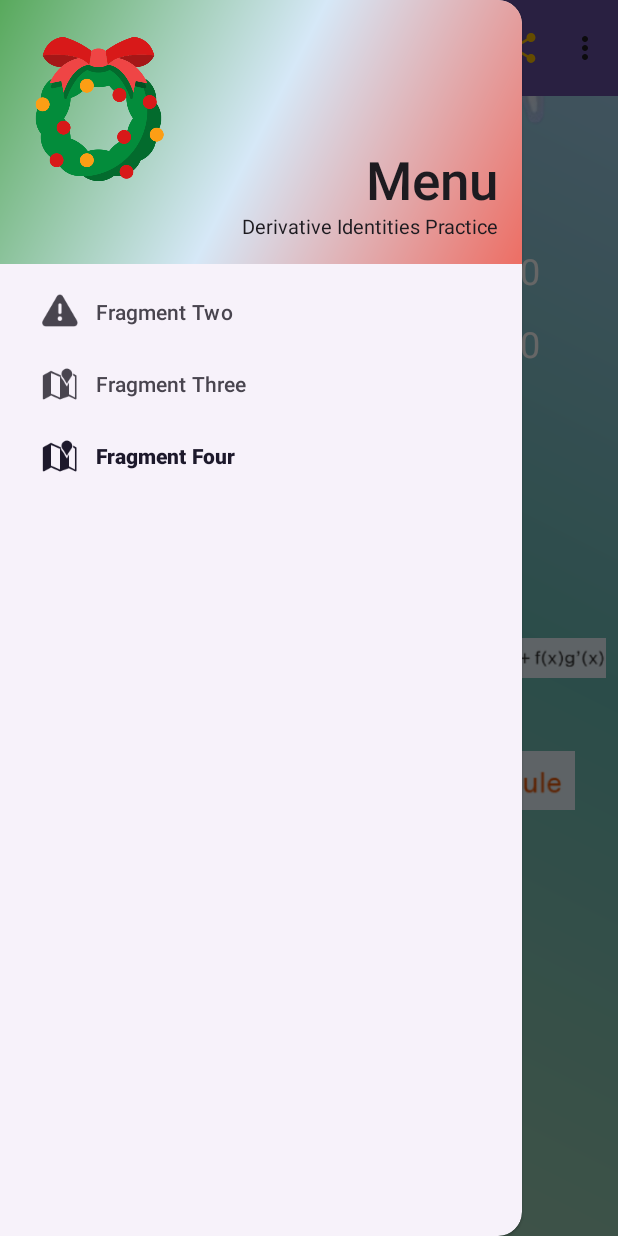
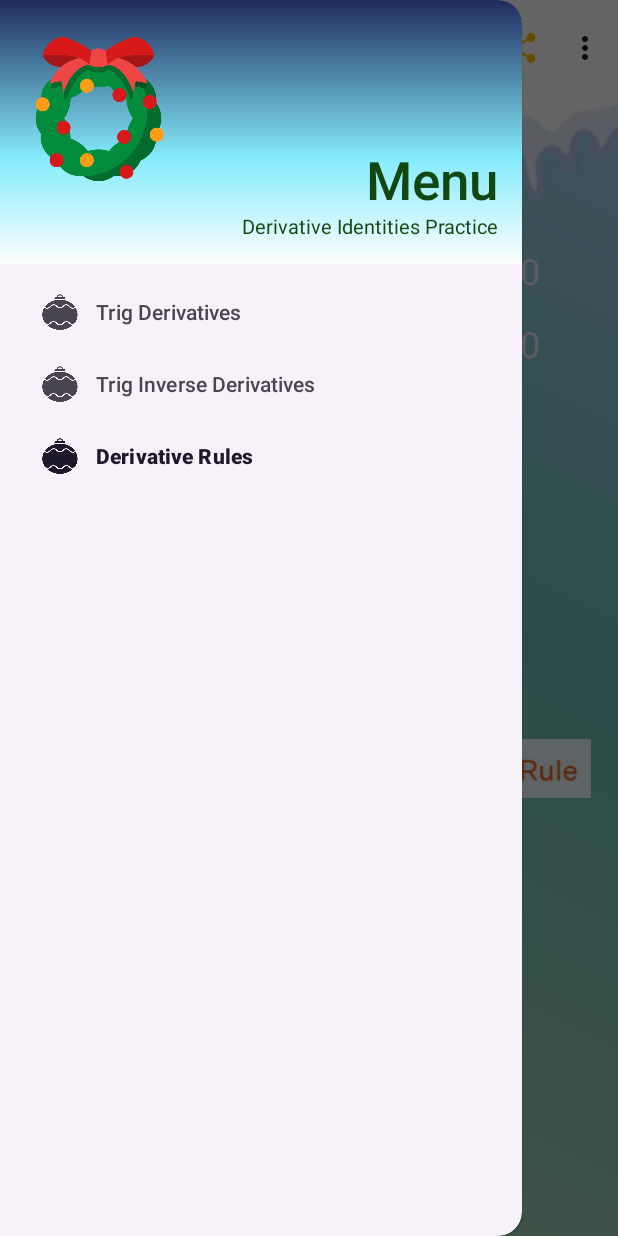
Before and after one commit to michaelwang18/KotlinMathGame, an Android app: the FourthFragment screen opened through its navigation route, with the side drawer open, on a phone screen of 412 x 824 dp. Run offline under Robolectric (Android 15) with nearby library versions, the phone set to English and light mode, and no system bars; our stand-ins replace navigation-ui.

Commit message:
I hate text boxes

```diff
--- a/app/src/main/java/com/example/myapplication/FirstFragment.kt
+++ b/app/src/main/java/com/example/myapplication/FirstFragment.kt
@@ -15,7 +15,8 @@ class FirstFragment : Fragment() {
 
     private lateinit var textView: TextView
     private lateinit var trigHigh: TextView
-
+    private lateinit var trigInverseHigh: TextView
+    private lateinit var ruleHigh: TextView
 
 
     override fun onCreateView(
@@ -26,6 +27,8 @@ class FirstFragment : Fragment() {
         val view: View = inflater.inflate(R.layout.fragment_first, container, false)
         textView = view.findViewById(R.id.textview_fragment1)
         trigHigh = view.findViewById(R.id.trigScore)
+        ruleHigh = view.findViewById(R.id.ruleScore)
+        trigInverseHigh = view.findViewById(R.id.trigInverseScore)
         return view
     }
 
@@ -34,6 +37,8 @@ class FirstFragment : Fragment() {
         val navController: NavController = view.findNavController()
         val activity: MainActivity = context as MainActivity
         trigHigh.text = activity.getHighScore2().toString()
+        trigInverseHigh.text = activity.getHighScore3().toString()
+        ruleHigh.text = activity.getHighScore4().toString()
 
     }
 
--- a/app/src/main/java/com/example/myapplication/FourthFragment.kt
+++ b/app/src/main/java/com/example/myapplication/FourthFragment.kt
@@ -66,8 +66,12 @@ class FourthFragment : Fragment() {
         super.onViewCreated(view, savedInstanceState)
 
 
-        val secondToThirdButton: Button = view.findViewById(R.id.button_two_to_three)
+        maxScore.text = highScore.toString()
+        val returnHome: Button = view.findViewById(R.id.returnHome)
         val navController: NavController = view.findNavController()
+        returnHome.setOnClickListener{
+            navController.navigate(R.id.firstFragment)
+        }
 
 
         changeQuestion()
@@ -85,19 +89,6 @@ class FourthFragment : Fragment() {
         // answer1.setOnClickListener{ chooseAnswer(1) }
         //answer2.setOnClickListener{ chooseAnswer(2) }
         //answer3.setOnClickListener{ chooseAnswer(3) }
-
-
-
-
-
-        secondToThirdButton.setOnClickListener {  //Needs to adjust
-            val data: Bundle = Bundle()
-            data.putString("name", "Screen")
-            data.putInt("faveNumber", 3)
-            navController.navigate(R.id.navigate_second_to_third, data)
-        }
-
-
 
     }
 
@@ -155,7 +146,7 @@ class FourthFragment : Fragment() {
                 questionImage.setImageResource(R.drawable.p3a4)
             }
             if (questionID == 4) {
-                questionImage.setImageResource(R.drawable.p3a5)
+                questionImage.setImageResource(R.drawable.p3a3)
             }
 
             for (nums in 0..2) {
--- a/app/src/main/res/drawable/gradient.xml
+++ b/app/src/main/res/drawable/gradient.xml
@@ -2,11 +2,10 @@
 <shape xmlns:android="http://schemas.android.com/apk/res/android"
     android:shape="rectangle">
     <gradient
-        android:startColor="#ED6E64"
-        android:endColor="#58A95C"
-        android:centerColor="#D6E8F7"
-        android:centerX="50%"
-        android:angle="135"
-
+        android:startColor="#1E2C5D"
+        android:endColor="@color/white"
+        android:centerColor="#85ebfc"
+        android:centerX="60%"
+        android:angle="20"
         />
 </shape>
--- a/app/src/main/res/layout/activity_main.xml
+++ b/app/src/main/res/layout/activity_main.xml
@@ -30,6 +30,7 @@
             android:id="@+id/action_bar"
             android:layout_width="match_parent"
             android:layout_height="wrap_content"
+            android:backgroundTint="@color/white"
 
             android:background="?attr/colorPrimary"
             android:elevation="4dp"
--- a/app/src/main/res/layout/fragment_second.xml
+++ b/app/src/main/res/layout/fragment_second.xml
@@ -9,11 +9,15 @@
 
 
     <ImageView
+        android:id="@+id/imageView2"
         android:layout_width="match_parent"
         android:layout_height="wrap_content"
+        android:layout_marginTop="52dp"
         android:src="@drawable/snowcap"
-        tools:layout_editor_absoluteX="0dp"
-        tools:layout_editor_absoluteY="76dp" />
+        app:layout_constraintEnd_toEndOf="parent"
+        app:layout_constraintHorizontal_bias="0.0"
+        app:layout_constraintStart_toStartOf="parent"
+        app:layout_constraintTop_toTopOf="parent" />
 
     <TextView
         android:id="@+id/scoreText"
@@ -28,51 +32,65 @@
         app:layout_constraintTop_toTopOf="parent" />
 
     <TextView
-        android:textColor="@color/white"
         android:id="@+id/score"
         android:layout_width="wrap_content"
         android:layout_height="wrap_content"
         android:layout_marginEnd="52dp"
         android:text="0"
+        android:textColor="#E3E7F3"
         android:textSize="24sp"
         app:layout_constraintEnd_toEndOf="parent"
         app:layout_constraintTop_toTopOf="@+id/scoreText" />
 
     <TextView
         android:id="@+id/maxScoreText"
-        android:textColor="#236228"
         android:layout_width="wrap_content"
         android:layout_height="wrap_content"
         android:layout_marginStart="16dp"
         android:layout_marginTop="16dp"
         android:text="High Score: "
+        android:textColor="#236228"
         android:textSize="24sp"
         app:layout_constraintStart_toStartOf="parent"
         app:layout_constraintTop_toBottomOf="@+id/scoreText" />
 
     <TextView
-        android:textColor="@color/white"
         android:id="@+id/maxScore"
         android:layout_width="wrap_content"
         android:layout_height="wrap_content"
         android:layout_marginEnd="52dp"
         android:text="0"
+        android:textColor="#E3E7F3"
         android:textSize="24sp"
         app:layout_constraintEnd_toEndOf="parent"
         app:layout_constraintStart_toStartOf="@+id/score"
         app:layout_constraintTop_toTopOf="@+id/maxScoreText" />
 
 
+    <TextView
+        android:id="@+id/question"
+        android:layout_width="wrap_content"
+        android:layout_height="wrap_content"
+        android:text="Question"
+        android:textSize="24sp"
+        app:layout_constraintBottom_toBottomOf="parent"
+        app:layout_constraintEnd_toEndOf="parent"
+        app:layout_constraintHorizontal_bias="0.507"
+        app:layout_constraintStart_toStartOf="parent"
+        app:layout_constraintTop_toTopOf="parent"
+        app:layout_constraintVertical_bias="0.535" />
+
+
     <ImageView
         android:id="@+id/QDis"
-        android:layout_width="202dp"
+
+        android:layout_width="150dp"
         android:layout_height="97dp"
-        app:layout_constraintBottom_toBottomOf="@+id/question"
-        app:layout_constraintEnd_toEndOf="@+id/question"
-        app:layout_constraintHorizontal_bias="0.0"
-        app:layout_constraintStart_toStartOf="@+id/question"
-        app:layout_constraintTop_toTopOf="@+id/question"
-        app:layout_constraintVertical_bias="0.523" />
+        app:layout_constraintBottom_toBottomOf="parent"
+        app:layout_constraintEnd_toEndOf="parent"
+        app:layout_constraintHorizontal_bias="0.498"
+        app:layout_constraintStart_toStartOf="parent"
+        app:layout_constraintTop_toTopOf="parent" />
 
     <TextView
         android:id="@+id/answer3"
@@ -87,16 +105,6 @@
         app:layout_constraintTop_toTopOf="@+id/answer2"
         app:layout_constraintVertical_bias="0.0" />
 
-    <ImageView
-        android:id="@+id/ADis2"
-        android:layout_width="113dp"
-        android:layout_height="55dp"
-        app:layout_constraintBottom_toBottomOf="@+id/answer2"
-        app:layout_constraintEnd_toEndOf="@+id/answer2"
-        app:layout_constraintHorizontal_bias="1.0"
-        app:layout_constraintStart_toStartOf="@+id/answer2"
-        app:layout_constraintTop_toTopOf="@+id/answer2"
-        app:layout_constraintVertical_bias="0.565" />
 
     <TextView
         android:id="@+id/answer1"
@@ -106,20 +114,12 @@
         android:textSize="24sp"
         app:layout_constraintBottom_toBottomOf="@+id/answer2"
         app:layout_constraintEnd_toStartOf="@+id/answer2"
-        app:layout_constraintHorizontal_bias="0.493"
+        app:layout_constraintHorizontal_bias="0.246"
         app:layout_constraintStart_toStartOf="parent"
         app:layout_constraintTop_toTopOf="@+id/answer2"
         app:layout_constraintVertical_bias="0.0" />
 
-    <ImageView
-        android:id="@+id/ADis3"
-        android:layout_width="113dp"
-        android:layout_height="55dp"
-        app:layout_constraintBottom_toBottomOf="@+id/answer3"
-        app:layout_constraintEnd_toEndOf="@+id/answer3"
-        app:layout_constraintStart_toStartOf="@+id/answer3"
-        app:layout_constraintTop_toTopOf="@+id/answer3"
-        app:layout_constraintVertical_bias="0.608" />
+
 
     <TextView
         android:id="@+id/answer2"
@@ -134,49 +134,57 @@
         app:layout_constraintTop_toBottomOf="@+id/question"
         app:layout_constraintVertical_bias="0.15" />
 
-    <TextView
-        android:id="@+id/question"
-        android:layout_width="wrap_content"
-        android:layout_height="wrap_content"
-        android:text="Very Cool Question"
-        android:textSize="24sp"
-        app:layout_constraintBottom_toBottomOf="parent"
-        app:layout_constraintEnd_toEndOf="parent"
-        app:layout_constraintHorizontal_bias="0.507"
-        app:layout_constraintStart_toStartOf="parent"
-        app:layout_constraintTop_toTopOf="parent"
-        app:layout_constraintVertical_bias="0.535" />
 
 
     <ImageView
         android:id="@+id/ADis1"
         android:layout_width="113dp"
         android:layout_height="55dp"
-        app:layout_constraintBottom_toBottomOf="@+id/answer1"
-        app:layout_constraintEnd_toEndOf="@+id/answer1"
-        app:layout_constraintHorizontal_bias="1.0"
-        app:layout_constraintStart_toStartOf="@+id/answer1"
-        app:layout_constraintTop_toTopOf="@+id/answer1"
-        app:layout_constraintVertical_bias="0.521" />
+        android:layout_marginEnd="24dp"
+        app:layout_constraintBottom_toBottomOf="@+id/ADis2"
+        app:layout_constraintEnd_toStartOf="@+id/ADis2"
+        app:layout_constraintStart_toStartOf="parent"
+        app:layout_constraintTop_toTopOf="@+id/ADis2" />
+
+    <ImageView
+        android:id="@+id/ADis2"
+        android:layout_width="113dp"
+        android:layout_height="55dp"
+        android:layout_marginTop="24dp"
+        app:layout_constraintEnd_toEndOf="parent"
+        app:layout_constraintStart_toStartOf="parent"
+        app:layout_constraintTop_toBottomOf="@+id/QDis" />
+
+
+
+    <ImageView
+        android:id="@+id/ADis3"
+        android:layout_width="113dp"
+        android:layout_height="55dp"
+        app:layout_constraintBottom_toBottomOf="@+id/ADis2"
+        app:layout_constraintEnd_toEndOf="parent"
+        app:layout_constraintStart_toEndOf="@+id/ADis2"
+        app:layout_constraintTop_toTopOf="@+id/ADis2" />
 
     <Button
-        android:id="@+id/button_two_to_three"
+        android:id="@+id/returnHome"
         android:layout_width="wrap_content"
         android:layout_height="wrap_content"
         android:layout_marginTop="8dp"
         android:backgroundTint="#E18080"
         android:text="Return"
+        android:textColor="#E3E7F3"
         app:layout_constraintEnd_toEndOf="@+id/textview_fragment2"
         app:layout_constraintHorizontal_bias="0.476"
         app:layout_constraintStart_toStartOf="@+id/textview_fragment2"
         app:layout_constraintTop_toBottomOf="@+id/textview_fragment2" />
 
     <TextView
-        android:textColor="#E18080"
         android:id="@+id/textview_fragment2"
         android:layout_width="wrap_content"
         android:layout_height="wrap_content"
         android:text="Finished?"
+        android:textColor="#E18080"
         android:textSize="24sp"
         app:layout_constraintBottom_toBottomOf="parent"
         app:layout_constraintEnd_toEndOf="parent"
--- a/app/src/main/res/layout/nav_header.xml
+++ b/app/src/main/res/layout/nav_header.xml
@@ -18,6 +18,7 @@
         android:layout_width="match_parent"
         android:layout_height="wrap_content"
         android:layout_marginTop="80dp"
+        android:textColor="#134712"
         android:gravity="end"
         android:text="Menu"
         android:textAppearance="@style/TextAppearance.AppCompat.Body2"
@@ -33,6 +34,7 @@
         android:layout_width="match_parent"
         android:layout_height="wrap_content"
         android:gravity="end"
+        android:textColor="#134712"
         android:text="Derivative Identities Practice"
         android:textAppearance="@style/TextAppearance.AppCompat.Body1"
         android:textSize="13dp"
--- a/app/src/main/res/menu/drawer_menu.xml
+++ b/app/src/main/res/menu/drawer_menu.xml
@@ -4,15 +4,16 @@
 
     <item
         android:id="@+id/secondFragment"
-        android:icon="@android:drawable/ic_dialog_alert"
-        android:title="@string/fragment_two" />
+        android:icon="@drawable/ornament"
+        android:title="Trig Derivatives" />
     <item
         android:id="@+id/thirdFragment"
-        android:icon="@android:drawable/ic_dialog_map"
-        android:title="@string/fragment_three" />
+        android:icon="@drawable/ornament"
+        android:title="Trig Inverse Derivatives"
+        />
 
     <item
         android:id="@+id/fourthFragment"
-        android:icon="@android:drawable/ic_dialog_map"
-        android:title="@string/fragment_four" />
+        android:icon="@drawable/ornament"
+        android:title="Derivative Rules" />
 </menu>
--- a/app/src/main/res/values/colors.xml
+++ b/app/src/main/res/values/colors.xml
@@ -1,5 +1,5 @@
 <?xml version="1.0" encoding="utf-8"?>
 <resources>
     <color name="black">#FF000000</color>
-    <color name="white">#FFFFFFFF</color>
+    <color name="white">#FEFEFE</color>
 </resources>
```
Also changed, not shown: app/src/main/java/com/example/myapplication/SecondFragment.kt (+7 -25 lines), app/src/main/java/com/example/myapplication/ThirdFragment.kt (+5 -14 lines), app/src/main/res/drawable/warmgradient.xml (added, +12 -0 lines), app/src/main/res/layout/fragment_first.xml (+40 -25 lines), app/src/main/res/layout/fragment_fourth.xml (+84 -56 lines), app/src/main/res/layout/fragment_third.xml (+75 -55 lines), app/src/main/res/drawable/fireplace.png (added), app/src/main/res/drawable/ornament.png (added), app/src/main/res/drawable/p3a3.png, app/src/main/res/drawable/p3a4.png, app/src/main/res/drawable/p3a5.png, app/src/main/res/drawable/p3q4.png.
